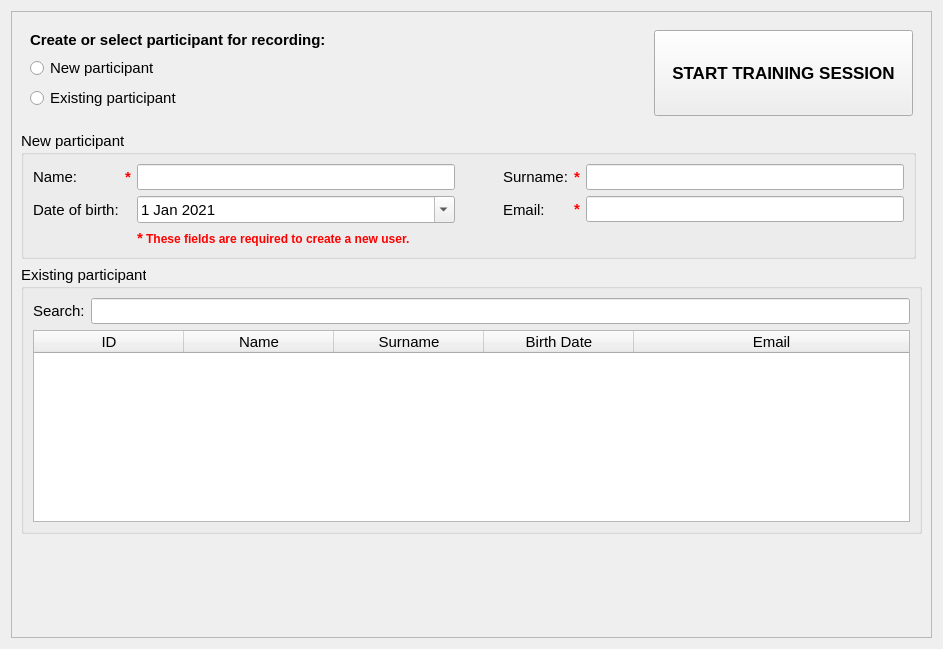
This is Modules/Home/Resources/UI/Dashboard.ui in EBATINCA/TrainUS as Qt 5 draws it before an edit. The edited form follows.
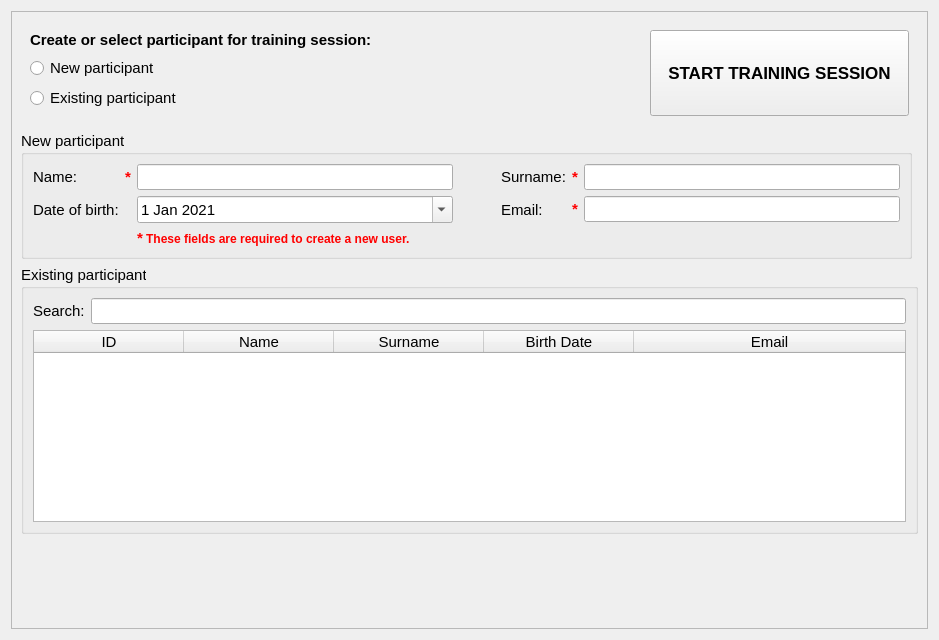
This is the edited form. Custom widgets are drawn as their Qt base class.

```diff
--- a/Modules/Home/Resources/UI/Dashboard.ui
+++ b/Modules/Home/Resources/UI/Dashboard.ui
@@ -6,8 +6,8 @@
    <rect>
     <x>0</x>
     <y>0</y>
-    <width>943</width>
-    <height>649</height>
+    <width>939</width>
+    <height>640</height>
    </rect>
   </property>
   <property name="font">
@@ -39,7 +39,7 @@
         </property>
         <layout class="QGridLayout" name="gridLayout_3">
          <item row="0" column="0">
-          <widget class="QLabel" name="label_4">
+          <widget class="QLabel" name="label_6">
            <property name="text">
             <string>Search:</string>
            </property>
@@ -134,7 +134,7 @@
           </widget>
          </item>
          <item row="1" column="1">
-          <widget class="QLabel" name="label_5">
+          <widget class="QLabel" name="label_4">
            <property name="text">
             <string>Date of birth:</string>
            </property>
@@ -205,7 +205,7 @@
           </widget>
          </item>
          <item row="1" column="6">
-          <widget class="QLabel" name="label_6">
+          <widget class="QLabel" name="label_5">
            <property name="text">
             <string>Email:</string>
            </property>
@@ -313,7 +313,7 @@
             </font>
            </property>
            <property name="text">
-            <string>Create or select participant for recording:</string>
+            <string>Create or select participant for training session:</string>
            </property>
           </widget>
          </item>
```
Left out of the diff: 2 changed lines with no effect on the pictures.
